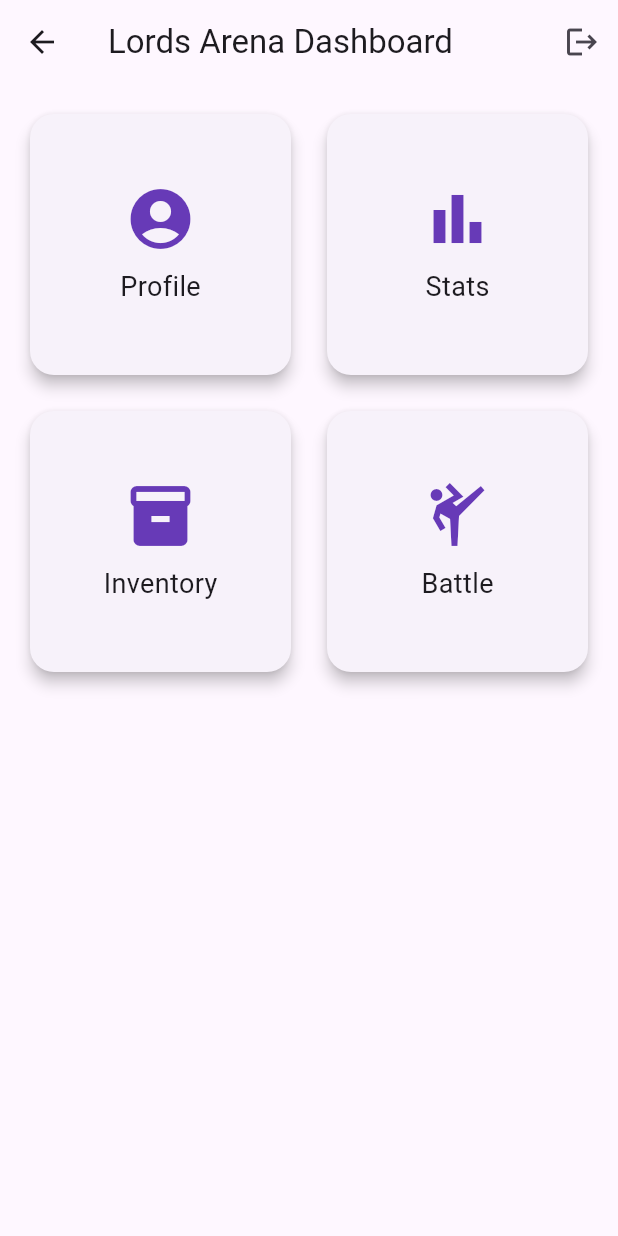
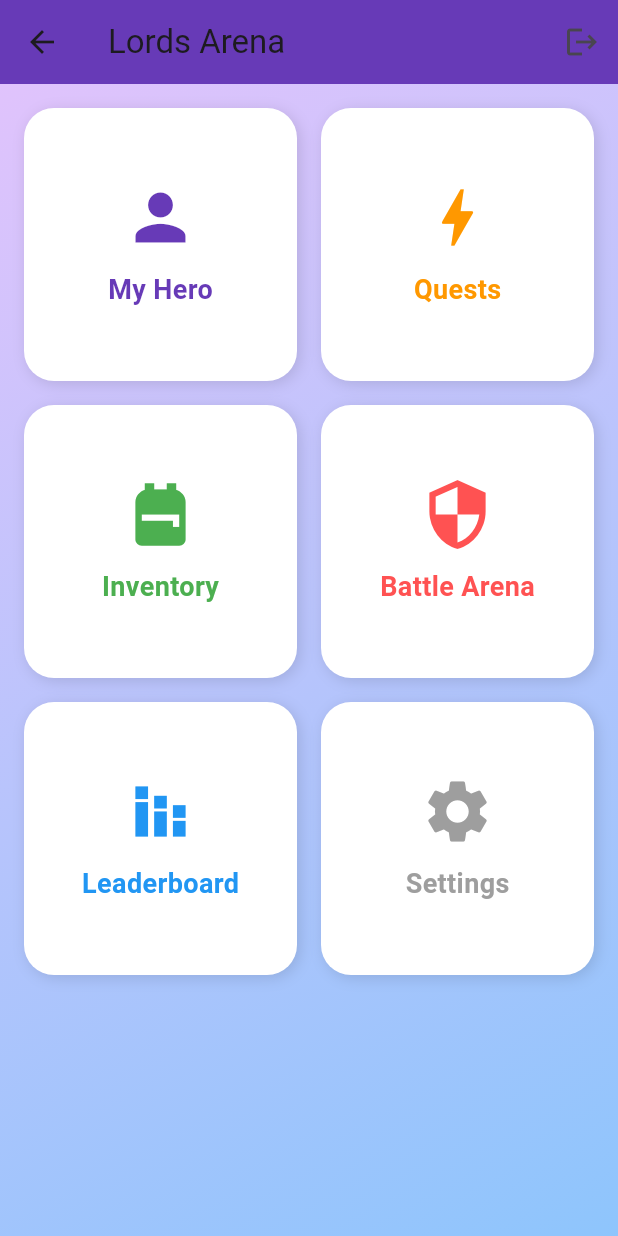
Before and after one commit to Request72/lords_arena, a Flutter app: the DashboardScreen screen opened by its route, on a phone screen of 412 x 824 dp. Run offline on Flutter 3.47's test engine with Material 3 defaults, Android fonts, the phone set to English and light mode, and no system bars.

Commit message:
dashboard changed

```diff
--- a/lib/views/dashboard.dart
+++ b/lib/views/dashboard.dart
@@ -5,25 +5,41 @@ class DashboardScreen extends StatelessWidget {
 
   @override
   Widget build(BuildContext context) {
-    Widget buildCard(IconData icon, String title) {
-      return GestureDetector(
+    Widget buildCard(IconData icon, String title, Color color) {
+      return InkWell(
         onTap: () {
           ScaffoldMessenger.of(context).showSnackBar(
             SnackBar(content: Text("$title coming soon!")),
           );
         },
-        child: Card(
-          shape: RoundedRectangleBorder(borderRadius: BorderRadius.circular(16)),
-          elevation: 4,
-          child: Center(
-            child: Column(
-              mainAxisSize: MainAxisSize.min,
-              children: [
-                Icon(icon, size: 48, color: Colors.deepPurple),
-                const SizedBox(height: 8),
-                Text(title, style: const TextStyle(fontSize: 18)),
+        borderRadius: BorderRadius.circular(20),
+        child: Container(
+          decoration: BoxDecoration(
+            color: Colors.white,
+            borderRadius: BorderRadius.circular(20),
+            boxShadow: [
+              BoxShadow(
+                color: Colors.black12,
+                blurRadius: 8,
+                offset: Offset(2, 2),
+              ),
             ],
           ),
+          padding: const EdgeInsets.all(20),
+          child: Column(
+            mainAxisAlignment: MainAxisAlignment.center,
+            children: [
+              Icon(icon, size: 50, color: color),
+              const SizedBox(height: 10),
+              Text(
+                title,
+                style: TextStyle(
+                  fontSize: 18,
+                  fontWeight: FontWeight.bold,
+                  color: color,
+                ),
+              ),
+            ],
           ),
         ),
       );
@@ -31,7 +47,8 @@ class DashboardScreen extends StatelessWidget {
 
     return Scaffold(
       appBar: AppBar(
-        title: const Text("Lords Arena Dashboard"),
+        title: const Text("Lords Arena"),
+        backgroundColor: Colors.deepPurple,
         actions: [
           IconButton(
             icon: const Icon(Icons.logout),
@@ -41,17 +58,28 @@ class DashboardScreen extends StatelessWidget {
           )
         ],
       ),
-      body: GridView.count(
+      body: Container(
+        decoration: const BoxDecoration(
+          gradient: LinearGradient(
+            colors: [Color(0xFFe0c3fc), Color(0xFF8ec5fc)],
+            begin: Alignment.topLeft,
+            end: Alignment.bottomRight,
+          ),
+        ),
+        child: GridView.count(
           crossAxisCount: 2,
           padding: const EdgeInsets.all(16),
           crossAxisSpacing: 16,
           mainAxisSpacing: 16,
           children: [
-          buildCard(Icons.account_circle, "Profile"),
-          buildCard(Icons.bar_chart, "Stats"),
-          buildCard(Icons.inventory, "Inventory"),
-          buildCard(Icons.sports_martial_arts, "Battle"),
+            buildCard(Icons.person, "My Hero", Colors.deepPurple),
+            buildCard(Icons.bolt, "Quests", Colors.orange),
+            buildCard(Icons.backpack, "Inventory", Colors.green),
+            buildCard(Icons.security, "Battle Arena", Colors.redAccent),
+            buildCard(Icons.stacked_bar_chart, "Leaderboard", Colors.blue),
+            buildCard(Icons.settings, "Settings", Colors.grey),
           ],
+        ),
       ),
     );
   }
```
Lines whose indentation alone changed are shown as unchanged.
